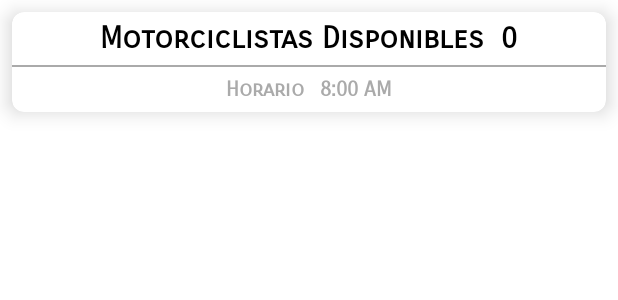
After one commit to alemoles/servicio_moto, an Android app: the layout recycler_view_adapter_layout.xml on its own in the app's theme, with its tools: preview values and no code run, on a phone screen of 412 x 824 dp. The commit adds this screen. Shown: the top 300 px of the screen. Run offline under Robolectric (Android 15) with nearby library versions, the phone set to English and light mode, and no system bars.

Commit message:
feat: add minimum elements to app work

```diff
--- a/app/src/main/AndroidManifest.xml
+++ b/app/src/main/AndroidManifest.xml
@@ -1,7 +1,7 @@
 <?xml version="1.0" encoding="utf-8"?>
 <manifest xmlns:android="http://schemas.android.com/apk/res/android"
     package="com.nostromohq.serviciodemotos">
-
+    <uses-permission android:name="android.permission.INTERNET" />
     <application
         android:allowBackup="true"
         android:icon="@mipmap/ic_launcher"
--- /dev/null
+++ b/app/src/main/java/com/nostromohq/serviciodemotos/listeners/ClickListener.java
@@ -0,0 +1,6 @@
+package com.nostromohq.serviciodemotos.listeners;
+
+
+public interface ClickListener<T> {
+    void onItemClick(T data);
+}
--- /dev/null
+++ b/app/src/main/res/layout/recycler_view_adapter_layout.xml
@@ -0,0 +1,108 @@
+<?xml version="1.0" encoding="utf-8"?>
+<androidx.cardview.widget.CardView xmlns:android="http://schemas.android.com/apk/res/android"
+    xmlns:cardView="http://schemas.android.com/apk/res-auto"
+    xmlns:tools="http://schemas.android.com/tools"
+    android:id="@+id/carView"
+    android:layout_width="match_parent"
+    android:layout_height="wrap_content"
+    android:layout_margin="8dp"
+    cardView:cardCornerRadius="8dp"
+    cardView:cardElevation="8dp">
+
+    <androidx.appcompat.widget.LinearLayoutCompat
+        android:layout_width="match_parent"
+        android:layout_height="match_parent"
+        android:orientation="vertical">
+
+        <androidx.appcompat.widget.LinearLayoutCompat
+            android:layout_width="match_parent"
+            android:layout_height="wrap_content"
+            android:gravity="center">
+                <TextView
+                    android:id="@+id/motociclista_label"
+                    android:layout_width="wrap_content"
+                    android:layout_height="wrap_content"
+
+                    android:fontFamily="sans-serif-smallcaps"
+                    android:gravity="center_vertical"
+                    android:lines="1"
+                    android:padding="5dp"
+                    android:textAppearance="@style/TextAppearance.AppCompat.Title"
+                    android:textColor="@android:color/black"
+                    android:textStyle="bold"
+                    cardView:layout_constraintBottom_toBottomOf="parent"
+                    cardView:layout_constraintRight_toRightOf="parent"
+                    cardView:layout_constraintStart_toStartOf="parent"
+                    cardView:layout_constraintTop_toTopOf="parent"
+                    android:text="@string/motorciclistas_disponible" />
+
+                <TextView
+                    android:id="@+id/motociclista_disponible_count_label"
+                    android:layout_width="wrap_content"
+                    android:layout_height="wrap_content"
+                    android:fontFamily="sans-serif-smallcaps"
+                    android:gravity="center_vertical"
+                    android:lines="1"
+                    android:padding="5dp"
+                    android:textAppearance="@style/TextAppearance.AppCompat.Title"
+                    android:textColor="@android:color/black"
+                    android:textStyle="bold"
+                    cardView:layout_constraintBottom_toBottomOf="parent"
+                    cardView:layout_constraintRight_toRightOf="parent"
+                    cardView:layout_constraintStart_toEndOf="@+id/motociclista_label"
+                    cardView:layout_constraintTop_toTopOf="parent"
+                    android:text="@string/default_count" />
+
+        </androidx.appcompat.widget.LinearLayoutCompat>
+
+        <View
+            android:layout_width="match_parent"
+            android:layout_height="1dp"
+            android:background="@android:color/darker_gray" />
+
+        <androidx.appcompat.widget.LinearLayoutCompat
+            android:layout_width="match_parent"
+            android:layout_height="wrap_content"
+            android:gravity="center">
+
+            <TextView
+                android:id="@+id/horario_label"
+                android:layout_width="wrap_content"
+                android:layout_height="30dp"
+                android:fontFamily="sans-serif-smallcaps"
+                android:gravity="center_vertical"
+                android:lines="1"
+                android:padding="5dp"
+                android:textAppearance="@style/TextAppearance.AppCompat.Body1"
+                android:textColor="@android:color/darker_gray"
+                android:textStyle="bold"
+                cardView:layout_constraintBottom_toBottomOf="parent"
+                cardView:layout_constraintRight_toRightOf="parent"
+                cardView:layout_constraintStart_toStartOf="parent"
+                cardView:layout_constraintTop_toTopOf="parent"
+                android:text="@string/horario" />
+
+            <TextView
+                android:id="@+id/horario_time_label"
+                android:layout_width="wrap_content"
+                android:layout_height="30dp"
+                android:layout_marginStart="0dp"
+
+                android:fontFamily="sans-serif-smallcaps"
+                android:gravity="center_vertical"
+                android:lines="1"
+                android:padding="5dp"
+                android:textAppearance="@style/TextAppearance.AppCompat.Body1"
+                android:textColor="@android:color/darker_gray"
+                android:textStyle="bold"
+                cardView:layout_constraintBottom_toBottomOf="parent"
+                cardView:layout_constraintRight_toRightOf="parent"
+                cardView:layout_constraintStart_toStartOf="parent"
+                cardView:layout_constraintTop_toTopOf="parent"
+                android:text="@string/default_horario_time" />
+
+        </androidx.appcompat.widget.LinearLayoutCompat>
+    </androidx.appcompat.widget.LinearLayoutCompat>
+
+
+</androidx.cardview.widget.CardView>
--- a/app/src/main/res/values/colors.xml
+++ b/app/src/main/res/values/colors.xml
@@ -7,4 +7,6 @@
     <color name="teal_700">#FF018786</color>
     <color name="black">#FF000000</color>
     <color name="white">#FFFFFFFF</color>
+    <color name="teal_a200">#64FFDA</color>
+
 </resources>
--- a/app/src/main/res/values/strings.xml
+++ b/app/src/main/res/values/strings.xml
@@ -1,3 +1,7 @@
 <resources>
     <string name="app_name">Servicio de Motos</string>
+    <string name="motorciclistas_disponible">Motorciclistas Disponibles</string>
+    <string name="horario">Horario</string>
+    <string name="default_count">0</string>
+    <string name="default_horario_time">8:00 AM</string>
 </resources>
```
Also changed, not shown: app/build.gradle (+13 -0 lines), app/src/main/java/com/nostromohq/serviciodemotos/MainActivity.java (+123 -1 lines), app/src/main/java/com/nostromohq/serviciodemotos/adapters/SegmentTimeListAdapter.java (added, +84 -0 lines), app/src/main/java/com/nostromohq/serviciodemotos/database/AppDatabase.java (added, +45 -0 lines), app/src/main/java/com/nostromohq/serviciodemotos/models/SegmentTime.java (added, +57 -0 lines), app/src/main/java/com/nostromohq/serviciodemotos/models/User.java (added, +14 -0 lines), app/src/main/java/com/nostromohq/serviciodemotos/models/request/SegmentTimeRequest.java (added, +22 -0 lines), app/src/main/java/com/nostromohq/serviciodemotos/repository/AppApiClient.java (added, +21 -0 lines), app/src/main/java/com/nostromohq/serviciodemotos/repository/AppDao.java (added, +24 -0 lines), app/src/main/java/com/nostromohq/serviciodemotos/services/AppService.java (added, +29 -0 lines), app/src/main/res/layout/activity_main.xml (+9 -10 lines).
